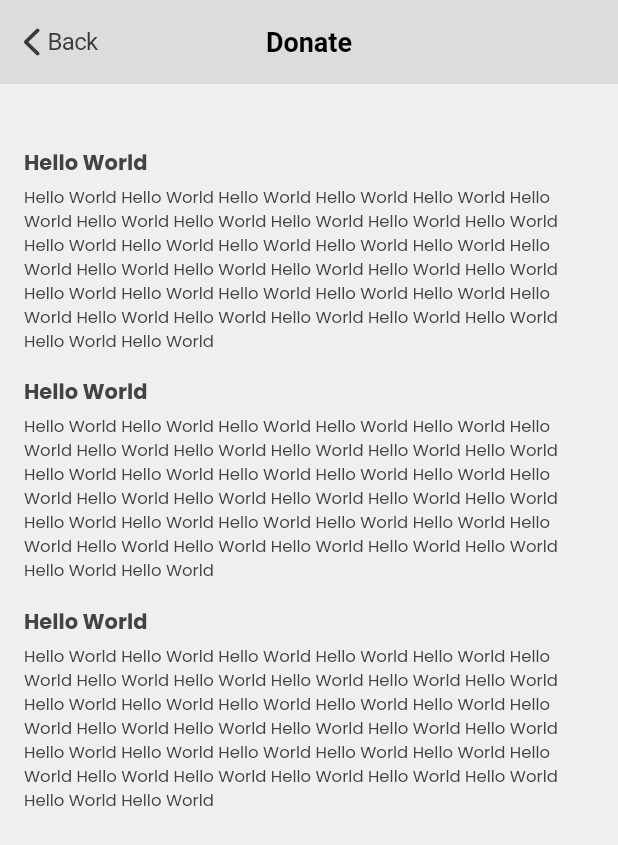
After one commit to IbrohimJamoliddinov/Al-Quron, a Flutter app: the DonateScreen screen opened directly, on a phone screen of 412 x 824 dp. The commit adds this screen. Shown: the top 845 px of the screen. Run offline on Flutter 3.47's test engine with Material 2 defaults, Android fonts, the phone set to English and light mode, and no system bars; our stand-ins replace carousel_slider, flutter_svg, just_audio, modal_bottom_sheet, percent_indicator, permission_handler and 3 more; missing offline and left inert: flutter_qiblah; accounts and stored records are empty; project files that could hold a hidden picture were left out.

Commit message:
donate screen

```diff
--- a/lib/src/ui/more/more_screen.dart
+++ b/lib/src/ui/more/more_screen.dart
@@ -1,13 +1,14 @@
-import 'package:al_quran/src/ui/more/qiblah/qiblah_compass_screen.dart';
-import 'package:al_quran/src/ui/more/shahada.dart';
-import 'package:al_quran/src/ui/more/youtube_screen.dart';
+import 'package:al_quran/src/ui/more/sub_more/donate_screen.dart';
+import 'package:al_quran/src/ui/more/sub_more/qiblah/qiblah_compass_screen.dart';
+import 'package:al_quran/src/ui/more/sub_more/shahada_screen.dart';
+import 'package:al_quran/src/ui/more/sub_more/youtube_screen.dart';
 import 'package:al_quran/src/widgets/menu_widget.dart';
 import 'package:flutter/cupertino.dart';
 import 'package:flutter/material.dart';
 import 'package:flutter_svg/flutter_svg.dart';
 import 'package:modal_bottom_sheet/modal_bottom_sheet.dart';
 
-import 'names99.dart';
+import 'sub_more/names_screen.dart';
 
 class MoreScreen extends StatefulWidget {
   @override
@@ -180,24 +181,49 @@ class _MoreScreenState extends State<MoreScreen> {
                       ),
                     ],
                   ),
-                  MenuWidget(
+                  GestureDetector(
+                    onTap: () {
+                      Navigator.push(
+                        context,
+                        CupertinoPageRoute(
+                          builder: (context) {
+                            return DonateScreen();
+                          },
+                        ),
+                      );
+                    },
+                    child: MenuWidget(
                       name: "Donate",
                       widthBox: MediaQuery.of(context).size.width - 48,
                       heightBox: 120,
                       marginBox: EdgeInsets.symmetric(vertical: 16),
                     ),
+                  ),
                   Row(
+                    crossAxisAlignment: CrossAxisAlignment.start,
                     mainAxisAlignment: MainAxisAlignment.spaceBetween,
+                    children: [
+                      Column(
                         children: [
                           MenuWidget(
                             name: "Your Donation",
-                        widthBox: (MediaQuery.of(context).size.width - 66) / 2,
+                            widthBox:
+                                (MediaQuery.of(context).size.width - 66) / 2,
                             heightBox: 150,
+                          ),
+                          SizedBox(height: 16),
+                          MenuWidget(
+                            name: "Contact Us",
+                            widthBox:
+                                (MediaQuery.of(context).size.width - 66) / 2,
+                            heightBox: 150,
+                          ),
+                        ],
                       ),
                       MenuWidget(
                         name: "Islamic Calendar",
                         widthBox: (MediaQuery.of(context).size.width - 66) / 2,
-                        heightBox: 150,
+                        heightBox: 250,
                       ),
                     ],
                   ),
--- /dev/null
+++ b/lib/src/ui/more/sub_more/donate_screen.dart
@@ -0,0 +1,135 @@
+import 'package:al_quran/src/utils/app_theme.dart';
+import 'package:flutter/material.dart';
+import 'package:flutter_svg/flutter_svg.dart';
+
+class DonateScreen extends StatefulWidget {
+  @override
+  _DonateScreenState createState() => _DonateScreenState();
+}
+
+class _DonateScreenState extends State<DonateScreen> {
+  @override
+  Widget build(BuildContext context) {
+    return Scaffold(
+      backgroundColor: AppTheme.white,
+      appBar: AppBar(
+        leadingWidth: 98,
+        backgroundColor: Color(0xFFDCDCDC),
+        elevation: 0,
+        centerTitle: true,
+        leading: GestureDetector(
+          onTap: () {
+            Navigator.pop(context);
+          },
+          child: Container(
+            child: Row(
+              children: [
+                SizedBox(
+                  width: 16,
+                ),
+                SvgPicture.asset(
+                  "assets/icons/arrow_left_bold.svg",
+                  height: 18,
+                ),
+                SizedBox(width: 5),
+                Text(
+                  "Back",
+                  style: TextStyle(
+                    color: Color(0xFF3A3A3C),
+                    fontWeight: FontWeight.w400,
+                    fontSize: 16,
+                    letterSpacing: -0.41,
+                  ),
+                ),
+              ],
+            ),
+          ),
+        ),
+        title: Text(
+          "Donate",
+          textAlign: TextAlign.center,
+          style: TextStyle(
+            fontSize: 18,
+            fontWeight: FontWeight.w600,
+            color: Colors.black,
+          ),
+        ),
+      ),
+      body: Container(
+        padding: EdgeInsets.symmetric(horizontal: 16),
+        child: Column(
+          crossAxisAlignment: CrossAxisAlignment.start,
+          mainAxisAlignment: MainAxisAlignment.start,
+          children: [
+            SizedBox(height: 42),
+            Text(
+              "Hello World",
+              textAlign: TextAlign.start,
+              style: TextStyle(
+                color: AppTheme.dark,
+                fontSize: 14,
+                fontFamily: AppTheme.fontPoppins,
+                fontWeight: FontWeight.w600,
+              ),
+            ),
+            SizedBox(height: 4),
+            Text(
+              "Hello World Hello World Hello World Hello World Hello World Hello World Hello World Hello World Hello World Hello World Hello World Hello World Hello World Hello World Hello World Hello World Hello World Hello World Hello World Hello World Hello World Hello World Hello World Hello World Hello World Hello World Hello World Hello World Hello World Hello World Hello World Hello World Hello World Hello World Hello World ",
+              textAlign: TextAlign.start,
+              style: TextStyle(
+                color: AppTheme.dark,
+                fontSize: 11,
+                fontFamily: AppTheme.fontPoppins,
+                fontWeight: FontWeight.w400,
+              ),
+            ),
+            SizedBox(height: 16),
+            Text(
+              "Hello World",
+              textAlign: TextAlign.start,
+              style: TextStyle(
+                color: AppTheme.dark,
+                fontSize: 14,
+                fontFamily: AppTheme.fontPoppins,
+                fontWeight: FontWeight.w600,
+              ),
+            ),
+            SizedBox(height: 4),
+            Text(
+              "Hello World Hello World Hello World Hello World Hello World Hello World Hello World Hello World Hello World Hello World Hello World Hello World Hello World Hello World Hello World Hello World Hello World Hello World Hello World Hello World Hello World Hello World Hello World Hello World Hello World Hello World Hello World Hello World Hello World Hello World Hello World Hello World Hello World Hello World Hello World ",
+              textAlign: TextAlign.start,
+              style: TextStyle(
+                color: AppTheme.dark,
+                fontSize: 11,
+                fontFamily: AppTheme.fontPoppins,
+                fontWeight: FontWeight.w400,
+              ),
+            ),
+            SizedBox(height: 16),
+            Text(
+              "Hello World",
+              textAlign: TextAlign.start,
+              style: TextStyle(
+                color: AppTheme.dark,
+                fontSize: 14,
+                fontFamily: AppTheme.fontPoppins,
+                fontWeight: FontWeight.w600,
+              ),
+            ),
+            SizedBox(height: 4),
+            Text(
+              "Hello World Hello World Hello World Hello World Hello World Hello World Hello World Hello World Hello World Hello World Hello World Hello World Hello World Hello World Hello World Hello World Hello World Hello World Hello World Hello World Hello World Hello World Hello World Hello World Hello World Hello World Hello World Hello World Hello World Hello World Hello World Hello World Hello World Hello World Hello World ",
+              textAlign: TextAlign.start,
+              style: TextStyle(
+                color: AppTheme.dark,
+                fontSize: 11,
+                fontFamily: AppTheme.fontPoppins,
+                fontWeight: FontWeight.w400,
+              ),
+            ),
+          ],
+        ),
+      ),
+    );
+  }
+}
```
Also changed, not shown: lib/src/ui/more/sub_more/names_screen.dart (renamed from lib/src/ui/more/names99.dart), lib/src/ui/more/sub_more/qiblah/qiblah_compass_screen.dart (renamed from lib/src/ui/more/qiblah/qiblah_compass_screen.dart), lib/src/ui/more/sub_more/shahada_screen.dart (renamed from lib/src/ui/more/shahada.dart), lib/src/ui/more/sub_more/youtube_screen.dart (renamed from lib/src/ui/more/youtube_screen.dart). Lines whose indentation alone changed are shown as unchanged.
